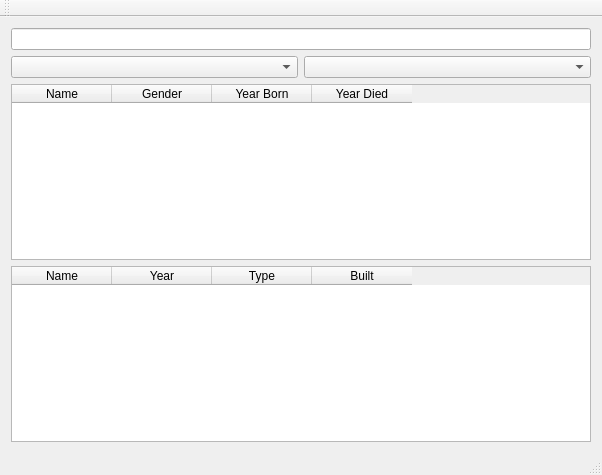
This is EndurvinnslustöðATeam/Skil3/mainwindow.ui in trunti/verklegtn-m as Qt 5 draws it before an edit. The edited form follows.
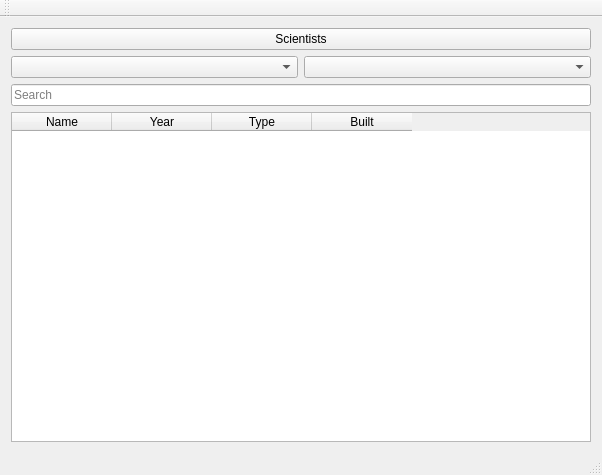
This is the edited form.

Commit message: click a button go to scientists

What changed in the file:
```diff
--- a/EndurvinnslustöðATeam/Skil3/mainwindow.ui
+++ b/EndurvinnslustöðATeam/Skil3/mainwindow.ui
@@ -14,44 +14,38 @@
    <string>MainWindow</string>
   </property>
   <widget class="QWidget" name="centralWidget">
-   <layout class="QVBoxLayout" name="verticalLayout">
+   <layout class="QVBoxLayout" name="verticalLayout_2">
     <item>
-     <widget class="QLineEdit" name="Search_window"/>
+     <layout class="QHBoxLayout" name="horizontalLayout"/>
     </item>
     <item>
-     <layout class="QHBoxLayout" name="horizontalLayout">
+     <widget class="QPushButton" name="Button_Scientist">
+      <property name="text">
+       <string>Scientists</string>
+      </property>
+     </widget>
+    </item>
+    <item>
+     <layout class="QVBoxLayout" name="verticalLayout">
       <item>
-       <widget class="QComboBox" name="dropdown_order_by"/>
+       <layout class="QHBoxLayout" name="horizontalLayout_2">
+        <item>
+         <widget class="QComboBox" name="dropdown_order_by"/>
+        </item>
+        <item>
+         <widget class="QComboBox" name="dropdown_order_by_ascending"/>
+        </item>
+       </layout>
       </item>
       <item>
-       <widget class="QComboBox" name="dropdown_order_by_ascending"/>
+       <widget class="QLineEdit" name="Search_window">
+        <property name="placeholderText">
+         <string>Search</string>
+        </property>
+       </widget>
       </item>
      </layout>
     </item>
-    <item>
-     <widget class="QTableWidget" name="table_scientists">
-      <column>
-       <property name="text">
-        <string>Name</string>
-       </property>
-      </column>
-      <column>
-       <property name="text">
-        <string>Gender</string>
-       </property>
-      </column>
-      <column>
-       <property name="text">
-        <string>Year Born</string>
-       </property>
-      </column>
-      <column>
-       <property name="text">
-        <string>Year Died</string>
-       </property>
-      </column>
-     </widget>
-    </item>
     <item>
      <widget class="QTableWidget" name="table_computer">
       <column>
@@ -84,7 +78,7 @@
      <x>0</x>
      <y>0</y>
      <width>602</width>
-     <height>21</height>
+     <height>26</height>
     </rect>
    </property>
   </widget>
```
The commit also changes 7 other files.
